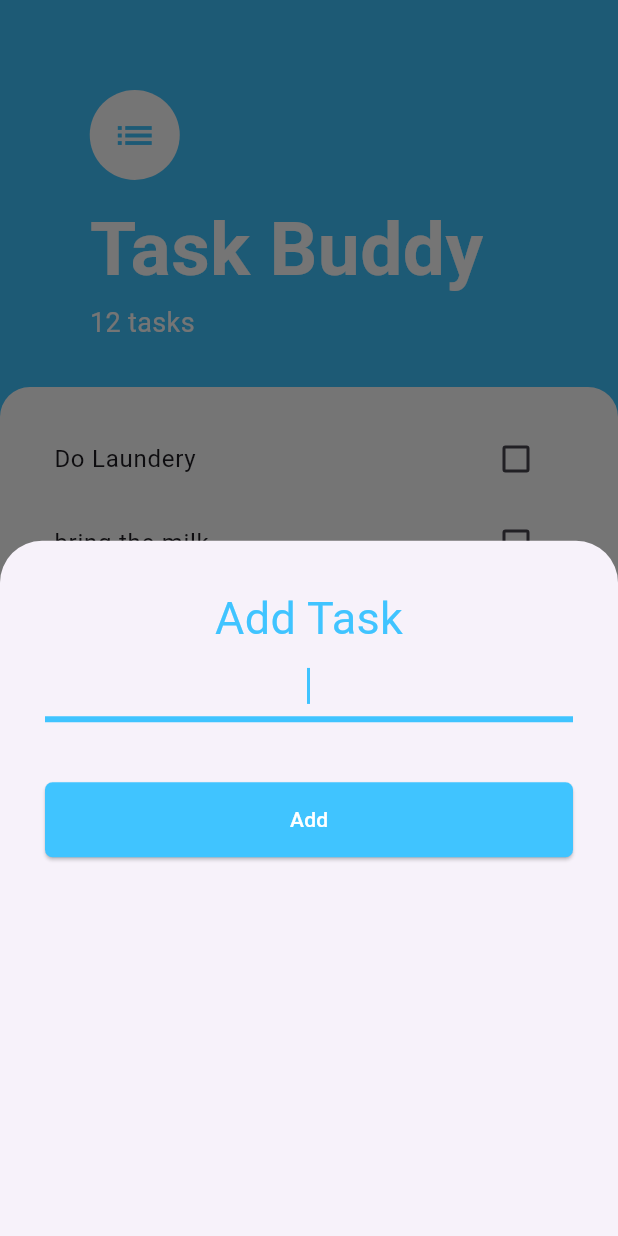
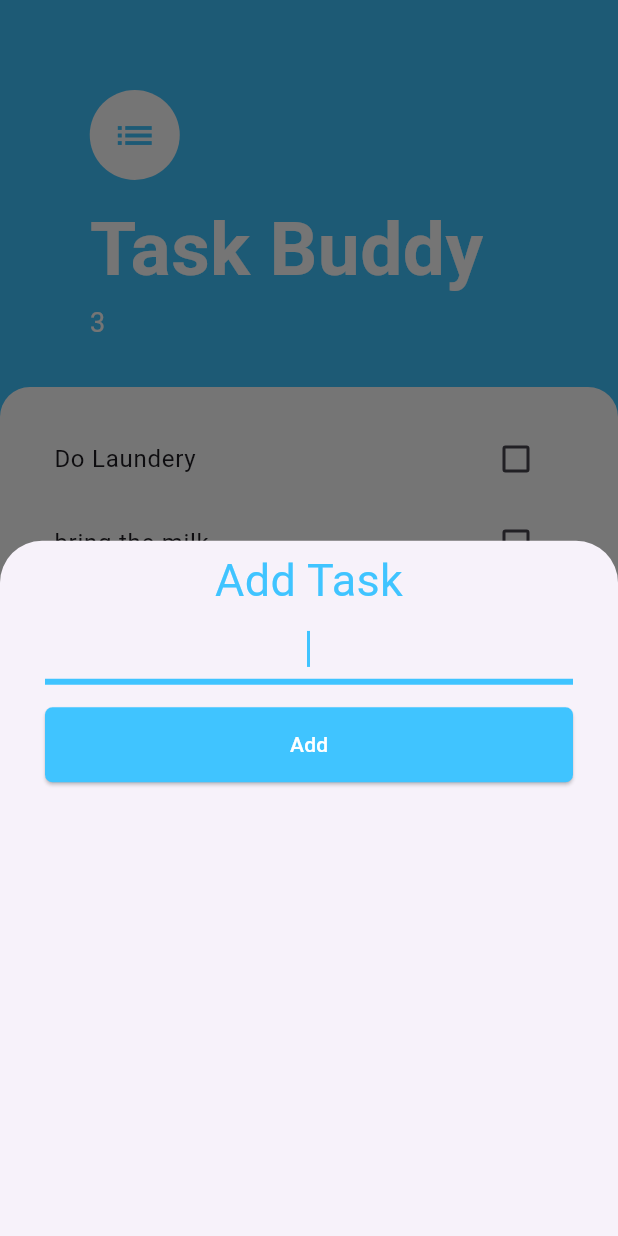
Before and after one commit to IsrarKundi/taskbuddy, a Flutter app: the screen it shows after launch, after a tap on the "add" icon, on a phone screen of 412 x 824 dp. Run offline on Flutter 3.47's test engine with Material 3 defaults, Android fonts, the phone set to English and light mode, and no system bars.

Commit message:
tasks can be added

```diff
--- a/lib/screens/add_task_screen.dart
+++ b/lib/screens/add_task_screen.dart
@@ -1,12 +1,17 @@
 import 'package:flutter/material.dart';
 
 class AddTaskScreen extends StatelessWidget {
-  const AddTaskScreen({super.key});
+
+  final Function addSTaskcreenCallback;
+
+  const AddTaskScreen({required this.addSTaskcreenCallback});
 
   @override
   Widget build(BuildContext context) {
+
+    String newTask = '';
     return Padding(
-      padding: const EdgeInsets.all(30.0),
+      padding: const EdgeInsets.only(top: 5, right: 30, left: 30, bottom: 30),
       child: Column(
         crossAxisAlignment: CrossAxisAlignment.center,
         mainAxisAlignment: MainAxisAlignment.start,
@@ -28,10 +33,15 @@ class AddTaskScreen extends StatelessWidget {
                 borderSide: BorderSide(color: Colors.lightBlueAccent, width: 4.0), // Bottom border color and width when focused
               ),
             ),
+            onChanged: (newVAlue){
+              newTask = newVAlue;
+            },
           ),
-          SizedBox(height: 40,),
+          SizedBox(height: 15,),
           ElevatedButton(
-            onPressed: () {},
+            onPressed: () {
+              addSTaskcreenCallback(newTask);
+            },
             style: ElevatedButton.styleFrom(
               backgroundColor: Colors.lightBlueAccent,
               minimumSize: Size(double.infinity, 50), // Set the height if needed
--- a/lib/screens/tasks_screen.dart
+++ b/lib/screens/tasks_screen.dart
@@ -1,12 +1,33 @@
 import 'package:flutter/material.dart';
 import 'package:taskbuddy/widgets/task_list.dart';
 import 'package:taskbuddy/screens/add_task_screen.dart';
+import 'package:taskbuddy/models/Task.dart';
 
-class TasksScreens extends StatelessWidget {
+class TasksScreens extends StatefulWidget {
+
+
   TasksScreens({super.key});
 
+  @override
+  State<TasksScreens> createState() => _TasksScreensState();
+}
+
+class _TasksScreensState extends State<TasksScreens> {
+  List<Task> tasks = [
+    Task(name: 'Do Laundery'),
+    Task(name: 'bring the milk'),
+    Task(name: 'Complete the pending homework')
+  ];
+
   Widget buildBottomSheet(BuildContext context){
-    return AddTaskScreen();
+    return AddTaskScreen(addSTaskcreenCallback: (newTask){
+      print(newTask);
+      setState(() {
+        tasks.add(Task(name: newTask));
+      });
+      Navigator.pop(context);
+    },
+    );
   }
 
   @override
@@ -24,7 +45,7 @@ class TasksScreens extends StatelessWidget {
         children: [
           Container(
               padding: const EdgeInsets.only(top: 60, left: 0, bottom: 30, right: 30),
-              child: const Column(
+              child: Column(
                 crossAxisAlignment: CrossAxisAlignment.start,
                 children: [
                   CircleAvatar(
@@ -40,7 +61,7 @@ class TasksScreens extends StatelessWidget {
                       color: Colors.white
                   ),
                   ),
-                  Text('12 tasks', style: TextStyle(
+                  Text('${tasks.length}', style: TextStyle(
                       fontSize: 18,
                       color: Colors.white
                   ),
@@ -57,7 +78,7 @@ class TasksScreens extends StatelessWidget {
                         topLeft: Radius.circular(20),
                         topRight: Radius.circular(20))
                 ),
-                child: TaskList()
+                child: TaskList(tasks: tasks,)
             ),
           ),
 
@@ -65,5 +86,4 @@ class TasksScreens extends StatelessWidget {
       ),
     );
   }
-
 }
--- a/lib/widgets/task_list.dart
+++ b/lib/widgets/task_list.dart
@@ -3,7 +3,10 @@ import 'package:taskbuddy/widgets/task_tile.dart';
 import 'package:taskbuddy/models/Task.dart';
 
 class TaskList extends StatefulWidget {
-  const TaskList({super.key});
+
+  TaskList({required this.tasks});
+
+  final List<Task> tasks;
 
   @override
   State<TaskList> createState() => _TaskListState();
@@ -11,15 +14,11 @@ class TaskList extends StatefulWidget {
 
 class _TaskListState extends State<TaskList> {
 
-  List<Task> tasks = [
-    Task(name: 'Do Laundery'),
-    Task(name: 'bring the milk'),
-    Task(name: 'Complete the pending homework')
-  ];
+
 
   void toggleTaskState(int index, bool? value) {
     setState(() {
-      tasks[index].isDone = value!;
+      widget.tasks[index].isDone = value!;
     });
   }
 
@@ -27,15 +26,15 @@ class _TaskListState extends State<TaskList> {
   Widget build(BuildContext context) {
     return ListView.builder(itemBuilder: (context, index){
       return TaskTile(
-        taskStatement: tasks[index].name,
-        isChecked: tasks[index].isDone,
+        taskStatement: widget.tasks[index].name,
+        isChecked: widget.tasks[index].isDone,
         checkBoxCallback: (bool? value) {
           toggleTaskState(index, value);
         },
       );
 
     },
-      itemCount: tasks.length,
+      itemCount: widget.tasks.length,
     );
   }
 }
```
